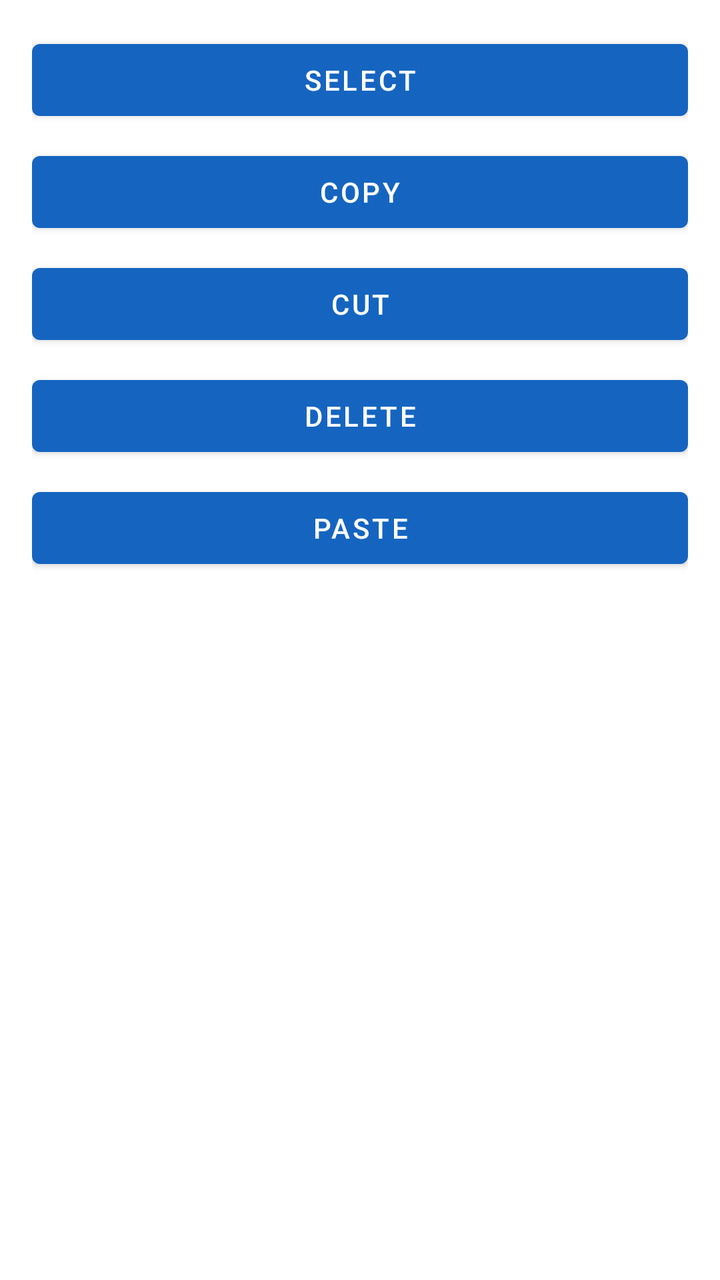
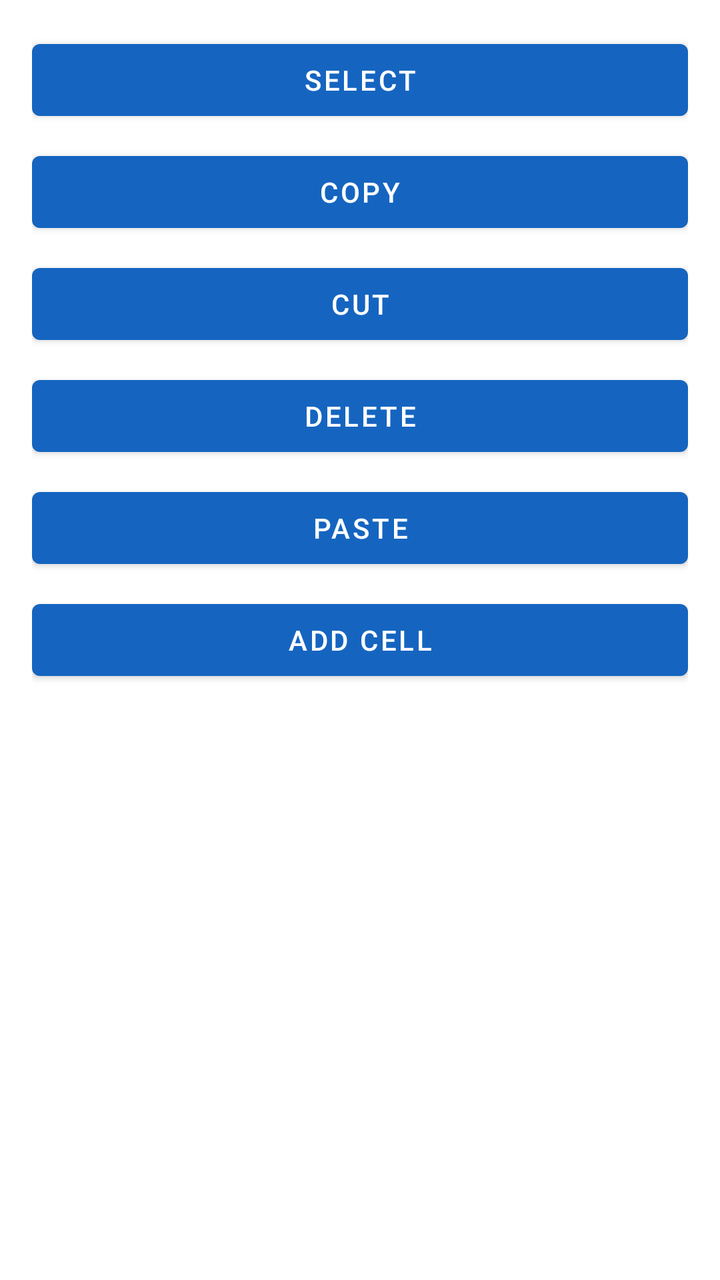

Before-and-after screenshots of an Android layout around one commit, followed by the original layout XML and the change that was made.
<!-- AndroidManifest.xml: application theme Theme.DAR -->
<!-- res/layout/dialog_cell_menu.xml -->
<?xml version="1.0" encoding="utf-8"?>
<LinearLayout xmlns:android="http://schemas.android.com/apk/res/android"
    android:layout_width="match_parent"
    android:layout_height="wrap_content"
    android:orientation="vertical"
    android:padding="16dp">

    <Button
        android:id="@+id/btn_select"
        android:layout_width="match_parent"
        android:layout_height="wrap_content"
        android:text="@string/cell_menu_select" />

    <Button
        android:id="@+id/btn_copy"
        android:layout_width="match_parent"
        android:layout_height="wrap_content"
        android:layout_marginTop="8dp"
        android:text="@string/cell_menu_copy" />

    <Button
        android:id="@+id/btn_cut"
        android:layout_width="match_parent"
        android:layout_height="wrap_content"
        android:layout_marginTop="8dp"
        android:text="@string/cell_menu_cut" />

    <Button
        android:id="@+id/btn_delete"
        android:layout_width="match_parent"
        android:layout_height="wrap_content"
        android:layout_marginTop="8dp"
        android:text="@string/cell_menu_delete" />

    <Button
        android:id="@+id/btn_paste"
        android:layout_width="match_parent"
        android:layout_height="wrap_content"
        android:layout_marginTop="8dp"
        android:text="@string/cell_menu_paste" />

</LinearLayout>
<!-- resources referenced by this layout -->
<resources>
  <string name="cell_menu_copy">Copy</string>
  <string name="cell_menu_cut">Cut</string>
  <string name="cell_menu_delete">Delete</string>
  <string name="cell_menu_paste">Paste</string>
  <string name="cell_menu_select">Select</string>
  <style name="Theme.DAR" parent="Theme.MaterialComponents.DayNight.NoActionBar">
          <item name="colorPrimary">@color/dar_blue</item>
          <item name="colorPrimaryDark">@color/dar_blue_black</item>
      </style>
  <color name="dar_blue">#1565C0</color>
  <color name="dar_blue_black">#0D1B2A</color>
</resources>

<!-- the commit's change to res/layout/dialog_cell_menu.xml (unified diff, before → after) -->
@@ -39,4 +39,11 @@
         android:layout_marginTop="8dp"
         android:text="@string/cell_menu_paste" />
 
+    <Button
+        android:id="@+id/btn_add_cell"
+        android:layout_width="match_parent"
+        android:layout_height="wrap_content"
+        android:layout_marginTop="8dp"
+        android:text="@string/cell_menu_add_cell" />
+
 </LinearLayout>
<!-- resource entries referenced after the edit -->
@@ -1,5 +1,6 @@
 <!-- resources referenced by this layout -->
 <resources>
+  <string name="cell_menu_add_cell">Add Cell</string>
   <string name="cell_menu_copy">Copy</string>
   <string name="cell_menu_cut">Cut</string>
   <string name="cell_menu_delete">Delete</string>
